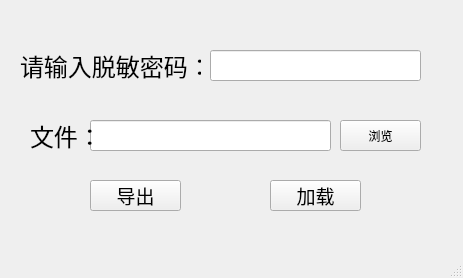
Qt form src/Viewer/main_window.ui (StuLiu/DataMasking_20190517) before a commit.
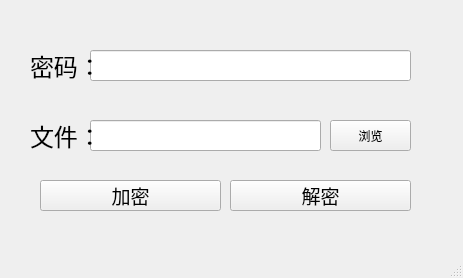
The same form after that commit.

```diff
--- a/src/Viewer/main_window.ui
+++ b/src/Viewer/main_window.ui
@@ -29,9 +29,9 @@
    <widget class="QPushButton" name="pushButton_export">
     <property name="geometry">
      <rect>
-      <x>90</x>
+      <x>40</x>
       <y>180</y>
-      <width>91</width>
+      <width>181</width>
       <height>31</height>
      </rect>
     </property>
@@ -42,25 +42,31 @@
      </font>
     </property>
     <property name="text">
-     <string>导出</string>
+     <string>加密</string>
     </property>
    </widget>
    <widget class="QLineEdit" name="lineEdit_key">
     <property name="geometry">
      <rect>
-      <x>210</x>
+      <x>90</x>
       <y>50</y>
-      <width>211</width>
+      <width>321</width>
       <height>31</height>
      </rect>
     </property>
+    <property name="echoMode">
+     <enum>QLineEdit::Password</enum>
+    </property>
+    <property name="dragEnabled">
+     <bool>false</bool>
+    </property>
    </widget>
    <widget class="QLabel" name="label">
     <property name="geometry">
      <rect>
-      <x>20</x>
+      <x>30</x>
       <y>50</y>
-      <width>181</width>
+      <width>71</width>
       <height>31</height>
      </rect>
     </property>
@@ -71,13 +77,13 @@
      </font>
     </property>
     <property name="text">
-     <string>请输入脱敏密码：</string>
+     <string>密码：</string>
     </property>
    </widget>
    <widget class="QPushButton" name="pushButton_browse">
     <property name="geometry">
      <rect>
-      <x>340</x>
+      <x>330</x>
       <y>120</y>
       <width>81</width>
       <height>31</height>
@@ -92,7 +98,7 @@
      <rect>
       <x>90</x>
       <y>120</y>
-      <width>241</width>
+      <width>231</width>
       <height>31</height>
      </rect>
     </property>
@@ -119,9 +125,9 @@
    <widget class="QPushButton" name="pushButton_import">
     <property name="geometry">
      <rect>
-      <x>270</x>
+      <x>230</x>
       <y>180</y>
-      <width>91</width>
+      <width>181</width>
       <height>31</height>
      </rect>
     </property>
@@ -132,7 +138,7 @@
      </font>
     </property>
     <property name="text">
-     <string>加载</string>
+     <string>解密</string>
     </property>
    </widget>
   </widget>
```
